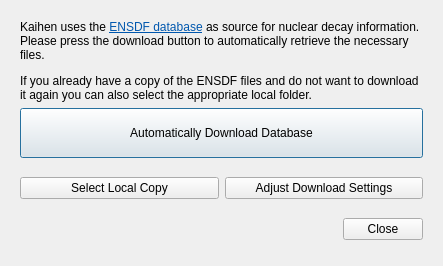
First picture: the form in trunk/ENSDFDownloader.ui, repository ferdymercury/nuclei, before the edit.
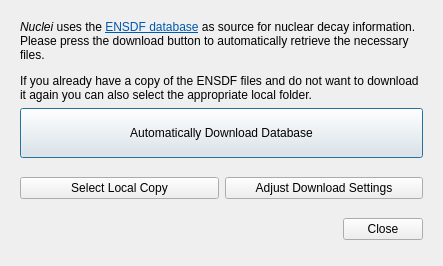
Second picture: the form after the edit. Icons and pictures are not drawn.

Commit message: Changed name to "Nuclei" Improved several labels Reduced size of anisotropy box Fixed minor bugs

Patch:
```diff
--- a/trunk/ENSDFDownloader.ui
+++ b/trunk/ENSDFDownloader.ui
@@ -26,7 +26,7 @@
    <item>
     <widget class="QLabel" name="label">
      <property name="text">
-      <string>&lt;html&gt;&lt;head/&gt;&lt;body&gt;&lt;p&gt;Kaihen uses the &lt;a href=&quot;http://www.nndc.bnl.gov/ensdf/&quot;&gt;&lt;span style=&quot; text-decoration: underline; color:#0057ae;&quot;&gt;ENSDF database&lt;/span&gt;&lt;/a&gt; as source for nuclear decay information. Please press the download button to automatically retrieve the necessary files.&lt;/p&gt;&lt;p&gt;If you already have a copy of the ENSDF files and do not want to download it again you can also select the appropriate local folder.&lt;/p&gt;&lt;/body&gt;&lt;/html&gt;</string>
+      <string>&lt;html&gt;&lt;head/&gt;&lt;body&gt;&lt;p&gt;&lt;span style=&quot; font-style:italic;&quot;&gt;Nuclei&lt;/span&gt; uses the &lt;a href=&quot;http://www.nndc.bnl.gov/ensdf/&quot;&gt;&lt;span style=&quot; text-decoration: underline; color:#0057ae;&quot;&gt;ENSDF database&lt;/span&gt;&lt;/a&gt; as source for nuclear decay information. Please press the download button to automatically retrieve the necessary files.&lt;/p&gt;&lt;p&gt;If you already have a copy of the ENSDF files and do not want to download it again you can also select the appropriate local folder.&lt;/p&gt;&lt;/body&gt;&lt;/html&gt;</string>
      </property>
      <property name="textFormat">
       <enum>Qt::RichText</enum>
```
Left out of the diff: 12 changed lines with no effect on the pictures. The commit also changes 20 other files.
